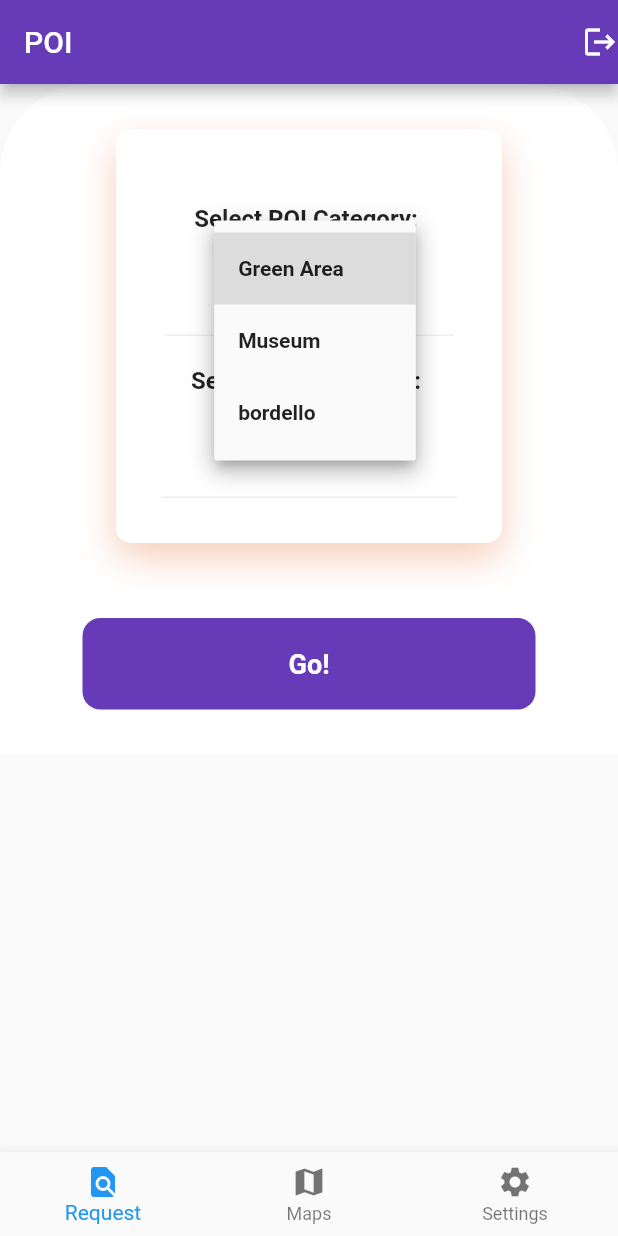
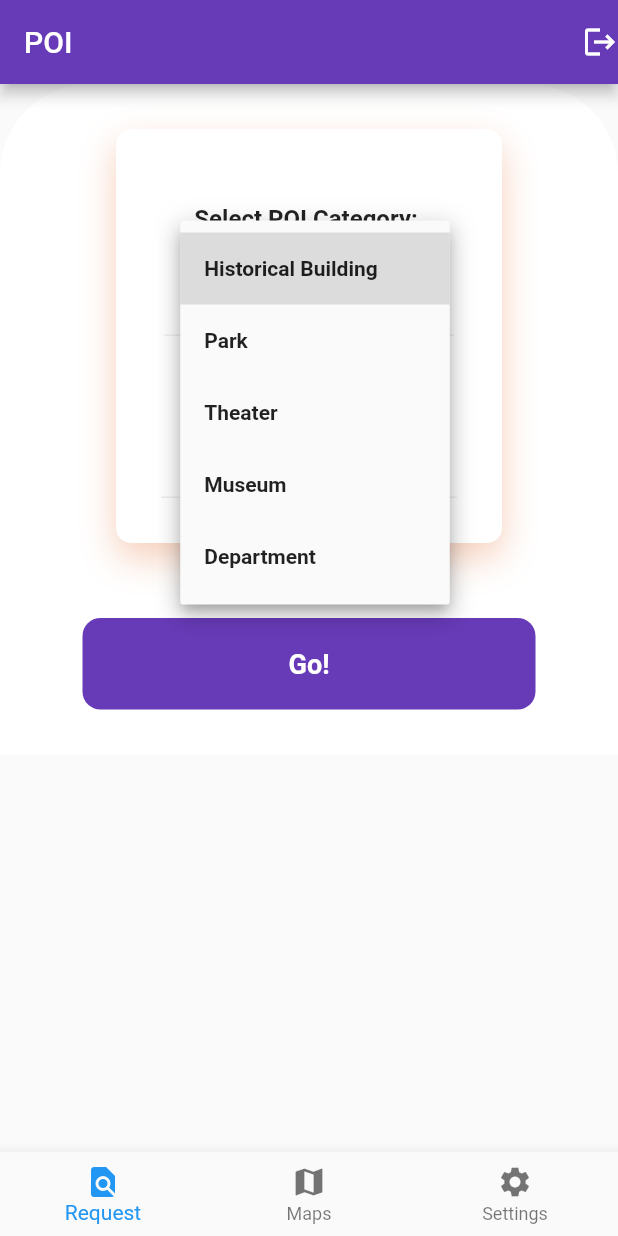
Before and after one commit to DamienCg/Poi, a Flutter app: the screen it shows once a user with an empty profile is signed in, after a tap on the "arrow drop down" icon, on a phone screen of 412 x 824 dp. Run offline on Flutter 3.47's test engine with Material 2 defaults, Android fonts, the phone set to English and light mode, and no system bars; our stand-ins replace firebase_auth, firebase_core, flutter_map, google_fonts, latlong2; accounts and stored records are empty.

Commit message:
poiCategory

```diff
--- a/lib/pages/request.dart
+++ b/lib/pages/request.dart
@@ -6,7 +6,13 @@ class RequestPage extends StatefulWidget {
 }
 
 class _RequestPageState extends State<RequestPage> {
-  final poiCategory = ['Green Area', 'Museum', 'bordello'];
+  final poiCategory = [
+    'Historical Building',
+    'Park',
+    'Theater',
+    'Museum',
+    'Department'
+  ];
   final rankPosition = ['1', '2', '3', '4', '5', '6', '7', '8', '9', '10'];
 
   String? value;
```
